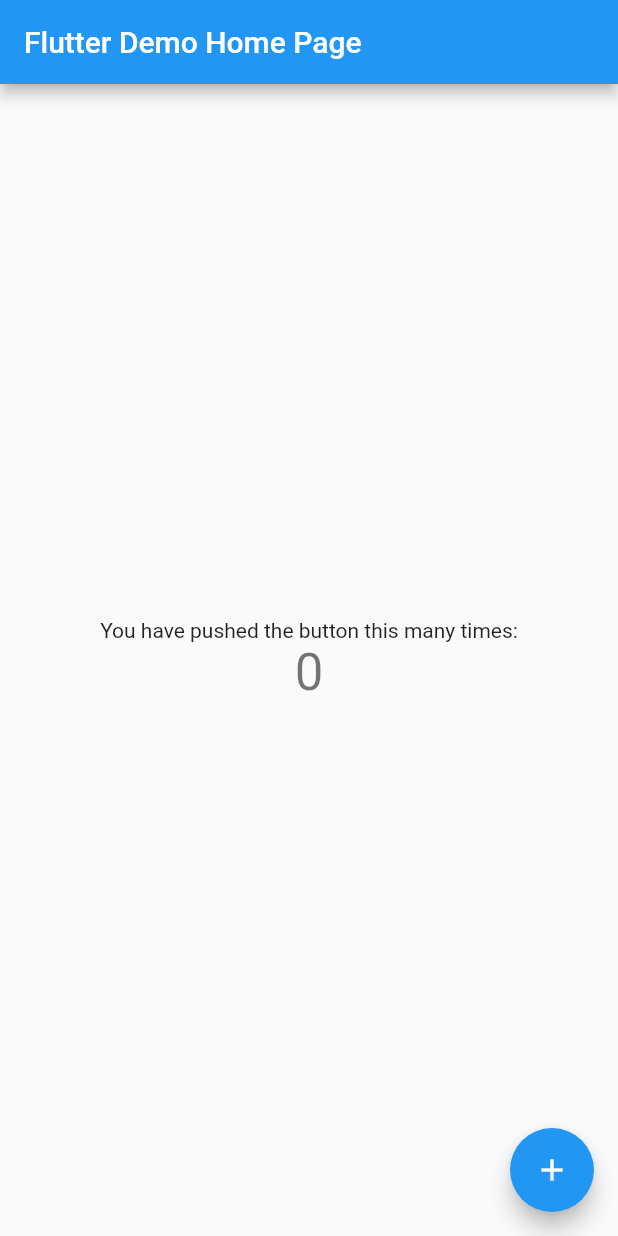
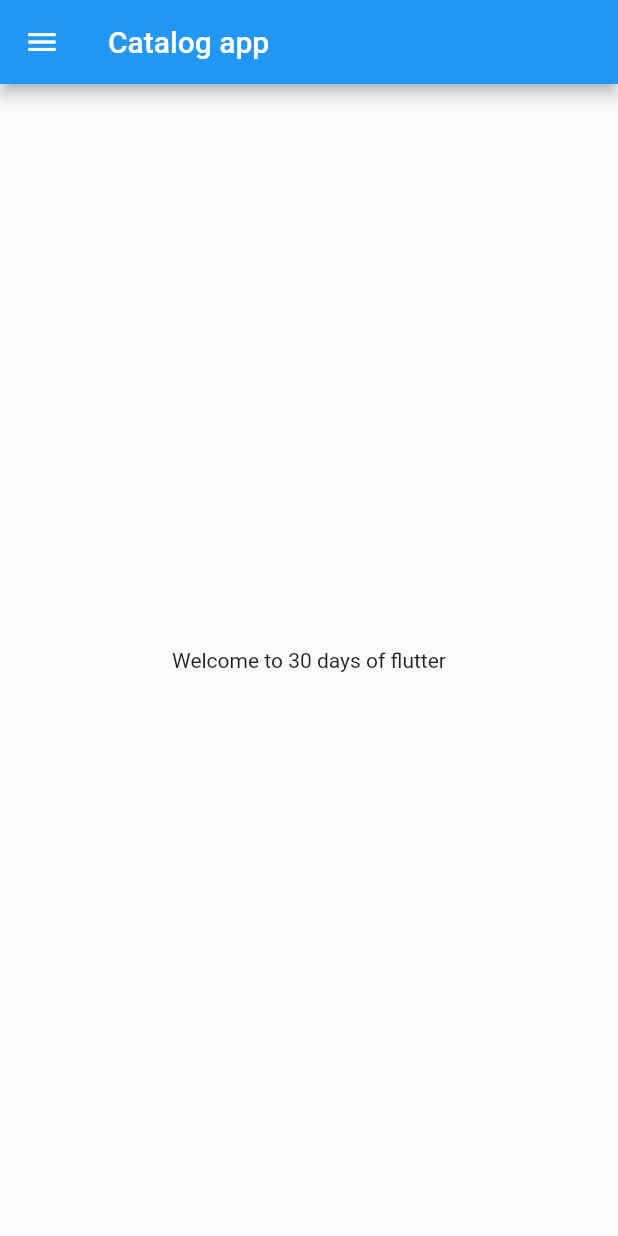
Before and after one commit to AdityeKundra/Flutter, a Flutter app: the screen it shows after launch, on a phone screen of 412 x 824 dp. Run offline on Flutter 3.47's test engine with Material 2 defaults, Android fonts, the phone set to English and light mode, and no system bars.

Commit message:
Day2 completed

```diff
--- /dev/null
+++ b/lib/home_page.dart
@@ -0,0 +1,20 @@
+import 'package:flutter/material.dart';
+
+class Homepage extends StatelessWidget {
+  const Homepage({super.key});
+
+  @override
+  Widget build(BuildContext context) {
+    return Scaffold(
+      appBar: AppBar(
+        title: Text("Catalog app"),
+      ),
+      body: Center(
+        child: Container(
+          child: Text("Welcome to 30 days of flutter"),
+        ),
+      ),
+      drawer: Drawer(),
+    );
+  }
+}
--- a/lib/main.dart
+++ b/lib/main.dart
@@ -1,115 +1,15 @@
 import 'package:flutter/material.dart';
+import 'package:test_app/home_page.dart';
 
 void main() {
-  runApp(const MyApp());
+  runApp(MyApp());
 }
 
 class MyApp extends StatelessWidget {
-  const MyApp({super.key});
-
-  // This widget is the root of your application.
   @override
   Widget build(BuildContext context) {
     return MaterialApp(
-      title: 'Flutter Demo',
-      theme: ThemeData(
-        // This is the theme of your application.
-        //
-        // Try running your application with "flutter run". You'll see the
-        // application has a blue toolbar. Then, without quitting the app, try
-        // changing the primarySwatch below to Colors.green and then invoke
-        // "hot reload" (press "r" in the console where you ran "flutter run",
-        // or simply save your changes to "hot reload" in a Flutter IDE).
-        // Notice that the counter didn't reset back to zero; the application
-        // is not restarted.
-        primarySwatch: Colors.blue,
-      ),
-      home: const MyHomePage(title: 'Flutter Demo Home Page'),
+      home: Homepage(),
     );
   }
 }
-
-class MyHomePage extends StatefulWidget {
-  const MyHomePage({super.key, required this.title});
-
-  // This widget is the home page of your application. It is stateful, meaning
-  // that it has a State object (defined below) that contains fields that affect
-  // how it looks.
-
-  // This class is the configuration for the state. It holds the values (in this
-  // case the title) provided by the parent (in this case the App widget) and
-  // used by the build method of the State. Fields in a Widget subclass are
-  // always marked "final".
-
-  final String title;
-
-  @override
-  State<MyHomePage> createState() => _MyHomePageState();
-}
-
-class _MyHomePageState extends State<MyHomePage> {
-  int _counter = 0;
-
-  void _incrementCounter() {
-    setState(() {
-      // This call to setState tells the Flutter framework that something has
-      // changed in this State, which causes it to rerun the build method below
-      // so that the display can reflect the updated values. If we changed
-      // _counter without calling setState(), then the build method would not be
-      // called again, and so nothing would appear to happen.
-      _counter++;
-    });
-  }
-
-  @override
-  Widget build(BuildContext context) {
-    // This method is rerun every time setState is called, for instance as done
-    // by the _incrementCounter method above.
-    //
-    // The Flutter framework has been optimized to make rerunning build methods
-    // fast, so that you can just rebuild anything that needs updating rather
-    // than having to individually change instances of widgets.
-    return Scaffold(
-      appBar: AppBar(
-        // Here we take the value from the MyHomePage object that was created by
-        // the App.build method, and use it to set our appbar title.
-        title: Text(widget.title),
-      ),
-      body: Center(
-        // Center is a layout widget. It takes a single child and positions it
-        // in the middle of the parent.
-        child: Column(
-          // Column is also a layout widget. It takes a list of children and
-          // arranges them vertically. By default, it sizes itself to fit its
-          // children horizontally, and tries to be as tall as its parent.
-          //
-          // Invoke "debug painting" (press "p" in the console, choose the
-          // "Toggle Debug Paint" action from the Flutter Inspector in Android
-          // Studio, or the "Toggle Debug Paint" command in Visual Studio Code)
-          // to see the wireframe for each widget.
-          //
-          // Column has various properties to control how it sizes itself and
-          // how it positions its children. Here we use mainAxisAlignment to
-          // center the children vertically; the main axis here is the vertical
-          // axis because Columns are vertical (the cross axis would be
-          // horizontal).
-          mainAxisAlignment: MainAxisAlignment.center,
-          children: <Widget>[
-            const Text(
-              'You have pushed the button this many times:',
-            ),
-            Text(
-              '$_counter',
-              style: Theme.of(context).textTheme.headline4,
-            ),
-          ],
-        ),
-      ),
-      floatingActionButton: FloatingActionButton(
-        onPressed: _incrementCounter,
-        tooltip: 'Increment',
-        child: const Icon(Icons.add),
-      ), // This trailing comma makes auto-formatting nicer for build methods.
-    );
-  }
-}
```
